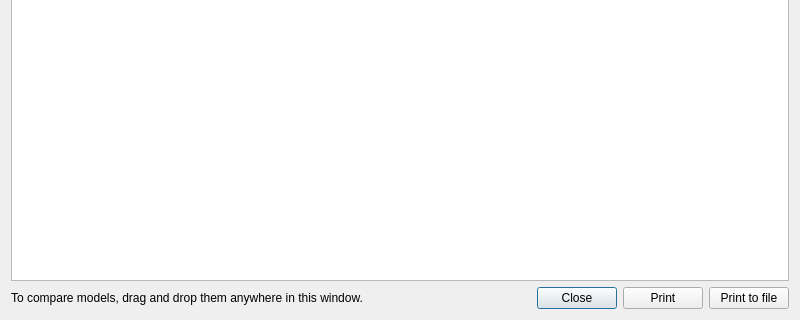
Before: the Qt Designer form companion/src/comparedialog.ui in opentx/opentx, drawn with Qt 5; both pictures show x 0 to 800 and y 260 to 580 of the 800 by 580 pixel window.
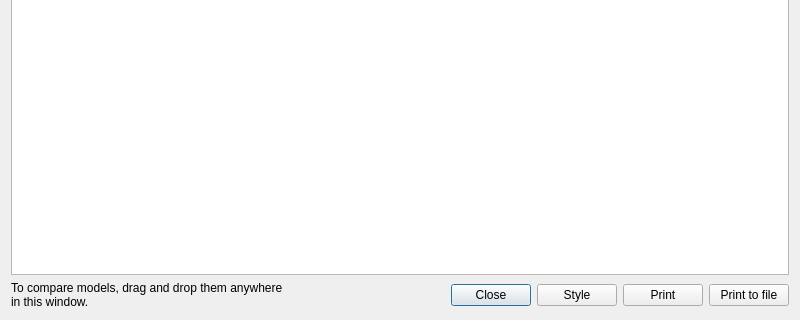
After: the same form once the commit is applied.

Commit message: New feature: Model print and compare customisable style

```diff
--- a/companion/src/comparedialog.ui
+++ b/companion/src/comparedialog.ui
@@ -43,6 +43,9 @@
        <property name="text">
         <string>To compare models, drag and drop them anywhere in this window.</string>
        </property>
+       <property name="wordWrap">
+        <bool>true</bool>
+       </property>
       </widget>
      </item>
      <item>
@@ -65,6 +68,13 @@
        </property>
       </widget>
      </item>
+     <item>
+      <widget class="QPushButton" name="styleButton">
+       <property name="text">
+        <string>Style</string>
+       </property>
+      </widget>
+     </item>
      <item>
       <widget class="QPushButton" name="printButton">
        <property name="text">
```
The commit also changes 14 other files.
